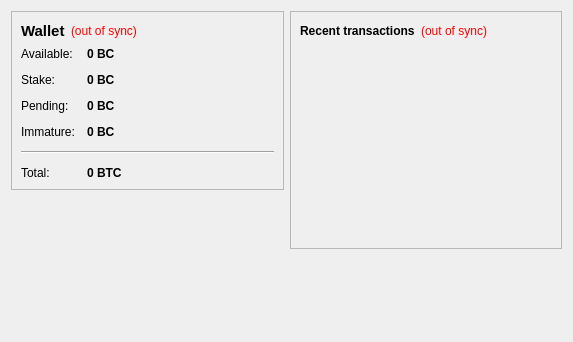
The window that src/qt/forms/overviewpage.ui (nokat/bitbean) describes before a commit, drawn with Qt 5.
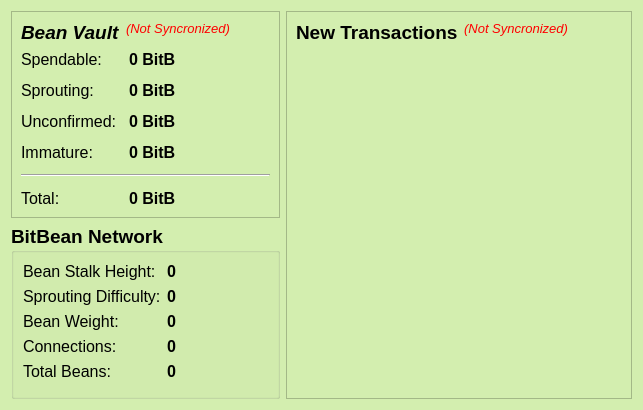
The same window after the commit.

Diff of the .ui file:
```diff
--- a/src/qt/forms/overviewpage.ui
+++ b/src/qt/forms/overviewpage.ui
@@ -6,15 +6,247 @@
    <rect>
     <x>0</x>
     <y>0</y>
-    <width>573</width>
-    <height>342</height>
+    <width>643</width>
+    <height>410</height>
    </rect>
   </property>
+  <property name="palette">
+   <palette>
+    <active>
+     <colorrole role="Button">
+      <brush brushstyle="SolidPattern">
+       <color alpha="255">
+        <red>211</red>
+        <green>238</green>
+        <blue>175</blue>
+       </color>
+      </brush>
+     </colorrole>
+     <colorrole role="Base">
+      <brush brushstyle="SolidPattern">
+       <color alpha="255">
+        <red>255</red>
+        <green>255</green>
+        <blue>255</blue>
+       </color>
+      </brush>
+     </colorrole>
+     <colorrole role="Window">
+      <brush brushstyle="SolidPattern">
+       <color alpha="255">
+        <red>211</red>
+        <green>238</green>
+        <blue>175</blue>
+       </color>
+      </brush>
+     </colorrole>
+     <colorrole role="Shadow">
+      <brush brushstyle="SolidPattern">
+       <color alpha="255">
+        <red>159</red>
+        <green>213</green>
+        <blue>85</blue>
+       </color>
+      </brush>
+     </colorrole>
+     <colorrole role="Highlight">
+      <brush brushstyle="SolidPattern">
+       <color alpha="255">
+        <red>159</red>
+        <green>213</green>
+        <blue>85</blue>
+       </color>
+      </brush>
+     </colorrole>
+     <colorrole role="HighlightedText">
+      <brush brushstyle="SolidPattern">
+       <color alpha="255">
+        <red>0</red>
+        <green>0</green>
+        <blue>0</blue>
+       </color>
+      </brush>
+     </colorrole>
+     <colorrole role="AlternateBase">
+      <brush brushstyle="SolidPattern">
+       <color alpha="255">
+        <red>211</red>
+        <green>238</green>
+        <blue>175</blue>
+       </color>
+      </brush>
+     </colorrole>
+     <colorrole role="ToolTipBase">
+      <brush brushstyle="SolidPattern">
+       <color alpha="255">
+        <red>211</red>
+        <green>238</green>
+        <blue>175</blue>
+       </color>
+      </brush>
+     </colorrole>
+    </active>
+    <inactive>
+     <colorrole role="Button">
+      <brush brushstyle="SolidPattern">
+       <color alpha="255">
+        <red>211</red>
+        <green>238</green>
+        <blue>175</blue>
+       </color>
+      </brush>
+     </colorrole>
+     <colorrole role="Base">
+      <brush brushstyle="SolidPattern">
+       <color alpha="255">
+        <red>255</red>
+        <green>255</green>
+        <blue>255</blue>
+       </color>
+      </brush>
+     </colorrole>
+     <colorrole role="Window">
+      <brush brushstyle="SolidPattern">
+       <color alpha="255">
+        <red>211</red>
+        <green>238</green>
+        <blue>175</blue>
+       </color>
+      </brush>
+     </colorrole>
+     <colorrole role="Shadow">
+      <brush brushstyle="SolidPattern">
+       <color alpha="255">
+        <red>159</red>
+        <green>213</green>
+        <blue>85</blue>
+       </color>
+      </brush>
+     </colorrole>
+     <colorrole role="Highlight">
+      <brush brushstyle="SolidPattern">
+       <color alpha="255">
+        <red>159</red>
+        <green>213</green>
+        <blue>85</blue>
+       </color>
+      </brush>
+     </colorrole>
+     <colorrole role="HighlightedText">
+      <brush brushstyle="SolidPattern">
+       <color alpha="255">
+        <red>0</red>
+        <green>0</green>
+        <blue>0</blue>
+       </color>
+      </brush>
+     </colorrole>
+     <colorrole role="AlternateBase">
+      <brush brushstyle="SolidPattern">
+       <color alpha="255">
+        <red>211</red>
+        <green>238</green>
+        <blue>175</blue>
+       </color>
+      </brush>
+     </colorrole>
+     <colorrole role="ToolTipBase">
+      <brush brushstyle="SolidPattern">
+       <color alpha="255">
+        <red>211</red>
+        <green>238</green>
+        <blue>175</blue>
+       </color>
+      </brush>
+     </colorrole>
+    </inactive>
+    <disabled>
+     <colorrole role="Button">
+      <brush brushstyle="SolidPattern">
+       <color alpha="255">
+        <red>211</red>
+        <green>238</green>
+        <blue>175</blue>
+       </color>
+      </brush>
+     </colorrole>
+     <colorrole role="Base">
+      <brush brushstyle="SolidPattern">
+       <color alpha="255">
+        <red>211</red>
+        <green>238</green>
+        <blue>175</blue>
+       </color>
+      </brush>
+     </colorrole>
+     <colorrole role="Window">
+      <brush brushstyle="SolidPattern">
+       <color alpha="255">
+        <red>211</red>
+        <green>238</green>
+        <blue>175</blue>
+       </color>
+      </brush>
+     </colorrole>
+     <colorrole role="Shadow">
+      <brush brushstyle="SolidPattern">
+       <color alpha="255">
+        <red>159</red>
+        <green>213</green>
+        <blue>85</blue>
+       </color>
+      </brush>
+     </colorrole>
+     <colorrole role="Highlight">
+      <brush brushstyle="SolidPattern">
+       <color alpha="255">
+        <red>0</red>
+        <green>0</green>
+        <blue>128</blue>
+       </color>
+      </brush>
+     </colorrole>
+     <colorrole role="HighlightedText">
+      <brush brushstyle="SolidPattern">
+       <color alpha="255">
+        <red>0</red>
+        <green>0</green>
+        <blue>0</blue>
+       </color>
+      </brush>
+     </colorrole>
+     <colorrole role="AlternateBase">
+      <brush brushstyle="SolidPattern">
+       <color alpha="255">
+        <red>211</red>
+        <green>238</green>
+        <blue>175</blue>
+       </color>
+      </brush>
+     </colorrole>
+     <colorrole role="ToolTipBase">
+      <brush brushstyle="SolidPattern">
+       <color alpha="255">
+        <red>211</red>
+        <green>238</green>
+        <blue>175</blue>
+       </color>
+      </brush>
+     </colorrole>
+    </disabled>
+   </palette>
+  </property>
+  <property name="font">
+   <font>
+    <family>Liberation Sans</family>
+    <pointsize>10</pointsize>
+   </font>
+  </property>
   <property name="windowTitle">
    <string>Form</string>
   </property>
-  <layout class="QHBoxLayout" name="horizontalLayout" stretch="1,1">
-   <item>
+  <layout class="QFormLayout" name="formLayout_3">
+   <item row="0" column="0">
     <layout class="QVBoxLayout" name="verticalLayout_2">
      <item>
       <widget class="QFrame" name="frame">
@@ -31,18 +263,30 @@
            <widget class="QLabel" name="label_5">
             <property name="font">
              <font>
-              <pointsize>11</pointsize>
+              <family>Liberation Sans</family>
+              <pointsize>14</pointsize>
               <weight>75</weight>
+              <italic>true</italic>
               <bold>true</bold>
              </font>
             </property>
             <property name="text">
-             <string>Wallet</string>
+             <string>Bean Vault</string>
+            </property>
+            <property name="alignment">
+             <set>Qt::AlignLeading|Qt::AlignLeft|Qt::AlignTop</set>
             </property>
            </widget>
           </item>
           <item>
            <widget class="QLabel" name="labelWalletStatus">
+            <property name="font">
+             <font>
+              <family>Liberation Sans</family>
+              <pointsize>10</pointsize>
+              <italic>true</italic>
+             </font>
+            </property>
             <property name="toolTip">
              <string>The displayed information may be out of date. Your wallet automatically synchronizes with the BitBean network after a connection is established, but this process has not completed yet.</string>
             </property>
@@ -50,10 +294,10 @@
              <string notr="true">QLabel { color: red; }</string>
             </property>
             <property name="text">
-             <string notr="true">(out of sync)</string>
+             <string notr="true">(Not Syncronized)</string>
             </property>
             <property name="alignment">
-             <set>Qt::AlignLeading|Qt::AlignLeft|Qt::AlignVCenter</set>
+             <set>Qt::AlignLeading|Qt::AlignLeft|Qt::AlignTop</set>
             </property>
            </widget>
           </item>
@@ -84,9 +328,16 @@
            <number>12</number>
           </property>
           <item row="0" column="0">
-           <widget class="QLabel" name="label">
+           <widget class="QLabel" name="labelSpendableText">
+            <property name="font">
+             <font>
+              <family>Liberation Sans</family>
+              <pointsize>12</pointsize>
+              <italic>false</italic>
+             </font>
+            </property>
             <property name="text">
-             <string>Available:</string>
+             <string>Spendable:</string>
             </property>
            </widget>
           </item>
@@ -94,6 +345,8 @@
            <widget class="QLabel" name="labelBalance">
             <property name="font">
              <font>
+              <family>Liberation Sans</family>
+              <pointsize>12</pointsize>
               <weight>75</weight>
               <bold>true</bold>
              </font>
@@ -105,7 +358,7 @@
              <string>Your current spendable balance</string>
             </property>
             <property name="text">
-             <string notr="true">0 BC</string>
+             <string notr="true">0 BitB</string>
             </property>
             <property name="textInteractionFlags">
              <set>Qt::LinksAccessibleByMouse|Qt::TextSelectableByKeyboard|Qt::TextSelectableByMouse</set>
@@ -113,9 +366,15 @@
            </widget>
           </item>
           <item row="1" column="0">
-           <widget class="QLabel" name="label_6">
+           <widget class="QLabel" name="labelSproutingText">
+            <property name="font">
+             <font>
+              <family>Liberation Sans</family>
+              <pointsize>12</pointsize>
+             </font>
+            </property>
             <property name="text">
-             <string>Stake:</string>
+             <string>Sprouting:</string>
             </property>
            </widget>
           </item>
@@ -123,6 +382,8 @@
            <widget class="QLabel" name="labelStake">
             <property name="font">
              <font>
+              <family>Liberation Sans</family>
+              <pointsize>12</pointsize>
               <weight>75</weight>
               <bold>true</bold>
              </font>
@@ -134,7 +395,7 @@
              <string>Total of coins that was staked, and do not yet count toward the current balance</string>
             </property>
             <property name="text">
-             <string notr="true">0 BC</string>
+             <string notr="true">0 BitB</string>
             </property>
             <property name="textInteractionFlags">
              <set>Qt::LinksAccessibleByMouse|Qt::TextSelectableByKeyboard|Qt::TextSelectableByMouse</set>
@@ -142,9 +403,15 @@
            </widget>
           </item>
           <item row="2" column="0">
-           <widget class="QLabel" name="label_3">
+           <widget class="QLabel" name="labelUnconfirmedText">
+            <property name="font">
+             <font>
+              <family>Liberation Sans</family>
+              <pointsize>12</pointsize>
+             </font>
+            </property>
             <property name="text">
-             <string>Pending:</string>
+             <string>Unconfirmed:</string>
             </property>
            </widget>
           </item>
@@ -152,6 +419,8 @@
            <widget class="QLabel" name="labelUnconfirmed">
             <property name="font">
              <font>
+              <family>Liberation Sans</family>
+              <pointsize>12</pointsize>
               <weight>75</weight>
               <bold>true</bold>
              </font>
@@ -163,7 +432,7 @@
              <string>Total of transactions that have yet to be confirmed, and do not yet count toward the current balance</string>
             </property>
             <property name="text">
-             <string notr="true">0 BC</string>
+             <string notr="true">0 BitB</string>
             </property>
             <property name="textInteractionFlags">
              <set>Qt::LinksAccessibleByMouse|Qt::TextSelectableByKeyboard|Qt::TextSelectableByMouse</set>
@@ -172,6 +441,12 @@
           </item>
           <item row="3" column="0">
            <widget class="QLabel" name="labelImmatureText">
+            <property name="font">
+             <font>
+              <family>Liberation Sans</family>
+              <pointsize>12</pointsize>
+             </font>
+            </property>
             <property name="text">
              <string>Immature:</string>
             </property>
@@ -181,6 +456,8 @@
            <widget class="QLabel" name="labelImmature">
             <property name="font">
              <font>
+              <family>Liberation Sans</family>
+              <pointsize>12</pointsize>
               <weight>75</weight>
               <bold>true</bold>
              </font>
@@ -189,7 +466,7 @@
              <string>Mined balance that has not yet matured</string>
             </property>
             <property name="text">
-             <string notr="true">0 BC</string>
+             <string notr="true">0 BitB</string>
             </property>
             <property name="textInteractionFlags">
              <set>Qt::LinksAccessibleByMouse|Qt::TextSelectableByKeyboard|Qt::TextSelectableByMouse</set>
@@ -205,6 +482,12 @@
           </item>
           <item row="5" column="0">
            <widget class="QLabel" name="labelTotalText">
+            <property name="font">
+             <font>
+              <family>Liberation Sans</family>
+              <pointsize>12</pointsize>
+             </font>
+            </property>
             <property name="text">
              <string>Total:</string>
             </property>
@@ -214,6 +497,8 @@
            <widget class="QLabel" name="labelTotal">
             <property name="font">
              <font>
+              <family>Liberation Sans</family>
+              <pointsize>12</pointsize>
               <weight>75</weight>
               <bold>true</bold>
              </font>
@@ -225,7 +510,7 @@
              <string>Your current total balance</string>
             </property>
             <property name="text">
-             <string notr="true">0 BTC</string>
+             <string notr="true">0 BitB</string>
             </property>
             <property name="textInteractionFlags">
              <set>Qt::LinksAccessibleByMouse|Qt::TextSelectableByKeyboard|Qt::TextSelectableByMouse</set>
@@ -238,24 +523,188 @@
       </widget>
      </item>
      <item>
-      <spacer name="verticalSpacer">
-       <property name="orientation">
-        <enum>Qt::Vertical</enum>
+      <widget class="QGroupBox" name="groupBoxBitBNetwork">
+       <property name="font">
+        <font>
+         <family>Liberation Sans</family>
+         <pointsize>14</pointsize>
+         <weight>75</weight>
+         <bold>true</bold>
+        </font>
        </property>
-       <property name="sizeHint" stdset="0">
-        <size>
-         <width>20</width>
-         <height>40</height>
-        </size>
+       <property name="title">
+        <string>BitBean Network</string>
        </property>
-      </spacer>
+       <layout class="QFormLayout" name="formLayout">
+        <item row="0" column="0">
+         <widget class="QLabel" name="labelStalkheightText">
+          <property name="font">
+           <font>
+            <pointsize>12</pointsize>
+            <weight>50</weight>
+            <bold>false</bold>
+           </font>
+          </property>
+          <property name="text">
+           <string>Bean Stalk Height:</string>
+          </property>
+         </widget>
+        </item>
+        <item row="2" column="0">
+         <widget class="QLabel" name="labelSproutDiffText">
+          <property name="font">
+           <font>
+            <pointsize>12</pointsize>
+            <weight>50</weight>
+            <bold>false</bold>
+           </font>
+          </property>
+          <property name="text">
+           <string>Sprouting Difficulty:</string>
+          </property>
+         </widget>
+        </item>
+        <item row="3" column="0">
+         <widget class="QLabel" name="labelBeanWeightText">
+          <property name="font">
+           <font>
+            <pointsize>12</pointsize>
+            <weight>50</weight>
+            <bold>false</bold>
+           </font>
+          </property>
+          <property name="text">
+           <string>Bean Weight:</string>
+          </property>
+         </widget>
+        </item>
+        <item row="4" column="0">
+         <widget class="QLabel" name="labelConnectionsText">
+          <property name="font">
+           <font>
+            <pointsize>12</pointsize>
+            <weight>50</weight>
+            <bold>false</bold>
+           </font>
+          </property>
+          <property name="text">
+           <string>Connections:</string>
+          </property>
+         </widget>
+        </item>
+        <item row="5" column="0">
+         <widget class="QLabel" name="labelTotalBeansText">
+          <property name="font">
+           <font>
+            <pointsize>12</pointsize>
+            <weight>50</weight>
+            <bold>false</bold>
+           </font>
+          </property>
+          <property name="text">
+           <string>Total Beans:</string>
+          </property>
+         </widget>
+        </item>
+        <item row="0" column="1">
+         <widget class="QLabel" name="stalkBox">
+          <property name="font">
+           <font>
+            <pointsize>12</pointsize>
+           </font>
+          </property>
+          <property name="toolTip">
+           <string>&lt;html&gt;&lt;head/&gt;&lt;body&gt;&lt;p&gt;Block height of BitBean Network.&lt;/p&gt;&lt;/body&gt;&lt;/html&gt;</string>
+          </property>
+          <property name="text">
+           <string>0</string>
+          </property>
+         </widget>
+        </item>
+        <item row="2" column="1">
+         <widget class="QLabel" name="sproutBox">
+          <property name="font">
+           <font>
+            <pointsize>12</pointsize>
+           </font>
+          </property>
+          <property name="toolTip">
+           <string>&lt;html&gt;&lt;head/&gt;&lt;body&gt;&lt;p&gt;Difficulty of sprouting new beans.&lt;/p&gt;&lt;/body&gt;&lt;/html&gt;</string>
+          </property>
+          <property name="text">
+           <string>0</string>
+          </property>
+         </widget>
+        </item>
+        <item row="3" column="1">
+         <widget class="QLabel" name="weightBox">
+          <property name="font">
+           <font>
+            <pointsize>12</pointsize>
+           </font>
+          </property>
+          <property name="toolTip">
+           <string>&lt;html&gt;&lt;head/&gt;&lt;body&gt;&lt;p&gt;Cummaltive weight of BitBeans that are competing to sprout on the Network.&lt;/p&gt;&lt;/body&gt;&lt;/html&gt;</string>
+          </property>
+          <property name="text">
+           <string>0</string>
+          </property>
+         </widget>
+        </item>
+        <item row="4" column="1">
+         <widget class="QLabel" name="connectionBox">
+          <property name="font">
+           <font>
+            <pointsize>12</pointsize>
+           </font>
+          </property>
+          <property name="toolTip">
+           <string>&lt;html&gt;&lt;head/&gt;&lt;body&gt;&lt;p&gt;Total direct connections with other stalks on the network.&lt;/p&gt;&lt;/body&gt;&lt;/html&gt;</string>
+          </property>
+          <property name="text">
+           <string>0</string>
+          </property>
+         </widget>
+        </item>
+        <item row="5" column="1">
+         <widget class="QLabel" name="beanBox">
+          <property name="font">
+           <font>
+            <pointsize>12</pointsize>
+           </font>
+          </property>
+          <property name="toolTip">
+           <string>&lt;html&gt;&lt;head/&gt;&lt;body&gt;&lt;p&gt;Total Bean Monetary supply.&lt;/p&gt;&lt;/body&gt;&lt;/html&gt;</string>
+          </property>
+          <property name="text">
+           <string>0</string>
+          </property>
+         </widget>
+        </item>
+       </layout>
+      </widget>
      </item>
     </layout>
    </item>
-   <item>
+   <item row="0" column="1">
     <layout class="QVBoxLayout" name="verticalLayout_3">
      <item>
       <widget class="QFrame" name="frame_2">
+       <property name="enabled">
+        <bool>true</bool>
+       </property>
+       <property name="sizePolicy">
+        <sizepolicy hsizetype="Preferred" vsizetype="Preferred">
+         <horstretch>0</horstretch>
+         <verstretch>0</verstretch>
+        </sizepolicy>
+       </property>
+       <property name="maximumSize">
+        <size>
+         <width>16777200</width>
+         <height>16777215</height>
+        </size>
+       </property>
        <property name="frameShape">
         <enum>QFrame::StyledPanel</enum>
        </property>
@@ -267,13 +716,31 @@
          <layout class="QHBoxLayout" name="horizontalLayout_2">
           <item>
            <widget class="QLabel" name="label_4">
+            <property name="font">
+             <font>
+              <family>Liberation Sans</family>
+              <pointsize>14</pointsize>
+              <weight>75</weight>
+              <bold>true</bold>
+             </font>
+            </property>
             <property name="text">
-             <string>&lt;b&gt;Recent transactions&lt;/b&gt;</string>
+             <string>&lt;html&gt;&lt;head/&gt;&lt;body&gt;&lt;p&gt;New Transactions&lt;/p&gt;&lt;/body&gt;&lt;/html&gt;</string>
+            </property>
+            <property name="alignment">
+             <set>Qt::AlignLeading|Qt::AlignLeft|Qt::AlignTop</set>
             </property>
            </widget>
           </item>
           <item>
            <widget class="QLabel" name="labelTransactionsStatus">
+            <property name="font">
+             <font>
+              <family>Liberation Sans</family>
+              <pointsize>10</pointsize>
+              <italic>true</italic>
+             </font>
+            </property>
             <property name="toolTip">
              <string>The displayed information may be out of date. Your wallet automatically synchronizes with the BitBean network after a connection is established, but this process has not completed yet.</string>
             </property>
@@ -281,10 +748,10 @@
              <string notr="true">QLabel { color: red; }</string>
             </property>
             <property name="text">
-             <string notr="true">(out of sync)</string>
+             <string notr="true">(Not Syncronized)</string>
             </property>
             <property name="alignment">
-             <set>Qt::AlignRight|Qt::AlignTrailing|Qt::AlignVCenter</set>
+             <set>Qt::AlignRight|Qt::AlignTop|Qt::AlignTrailing</set>
             </property>
            </widget>
           </item>
@@ -305,6 +772,12 @@
         </item>
         <item>
          <widget class="QListView" name="listTransactions">
+          <property name="font">
+           <font>
+            <family>Liberation Sans</family>
+            <pointsize>10</pointsize>
+           </font>
+          </property>
           <property name="styleSheet">
            <string notr="true">QListView { background: transparent; }</string>
           </property>
@@ -315,7 +788,7 @@
            <enum>Qt::ScrollBarAlwaysOff</enum>
           </property>
           <property name="horizontalScrollBarPolicy">
-           <enum>Qt::ScrollBarAlwaysOff</enum>
+           <enum>Qt::ScrollBarAsNeeded</enum>
           </property>
           <property name="selectionMode">
            <enum>QAbstractItemView::NoSelection</enum>
@@ -325,19 +798,6 @@
        </layout>
       </widget>
      </item>
-     <item>
-      <spacer name="verticalSpacer_2">
-       <property name="orientation">
-        <enum>Qt::Vertical</enum>
-       </property>
-       <property name="sizeHint" stdset="0">
-        <size>
-         <width>20</width>
-         <height>40</height>
-        </size>
-       </property>
-      </spacer>
-     </item>
     </layout>
    </item>
   </layout>
```
Left out of the diff: 17 changed lines with no effect on the pictures.
